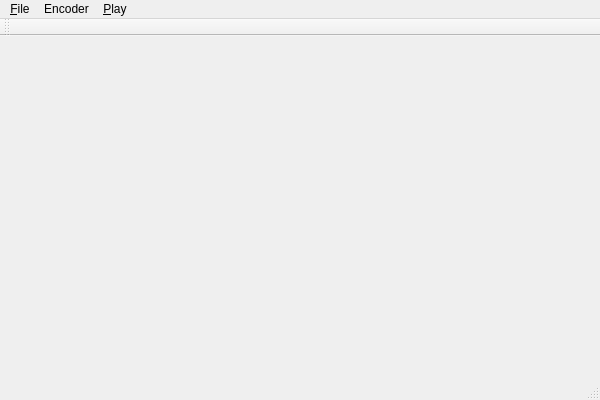
This is MPlayerQt/mplayerqt.ui in whwpdn/MPlayerQt as Qt 5 draws it before an edit. The edited form follows.
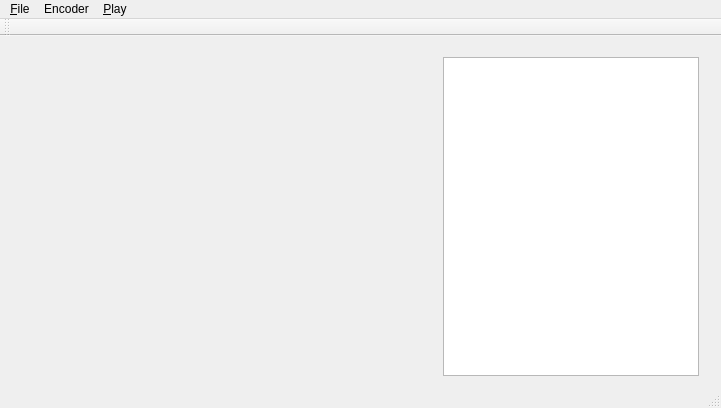
This is the edited form.

The edit to the form file:
```diff
--- a/MPlayerQt/mplayerqt.ui
+++ b/MPlayerQt/mplayerqt.ui
@@ -6,26 +6,35 @@
    <rect>
     <x>0</x>
     <y>0</y>
-    <width>600</width>
-    <height>400</height>
+    <width>721</width>
+    <height>408</height>
    </rect>
   </property>
   <property name="windowTitle">
    <string>MPlayerQt</string>
   </property>
   <widget class="QWidget" name="centralWidget">
-   <widget class="QLabel" name="labelVideo">
+   <widget class="QWidget" name="horizontalLayoutWidget">
     <property name="geometry">
      <rect>
-      <x>0</x>
-      <y>0</y>
-      <width>581</width>
-      <height>351</height>
+      <x>9</x>
+      <y>10</y>
+      <width>701</width>
+      <height>341</height>
      </rect>
     </property>
-    <property name="text">
-     <string/>
-    </property>
+    <layout class="QHBoxLayout" name="horizontalLayout" stretch="3,0">
+     <item>
+      <widget class="QLabel" name="labelVideo">
+       <property name="text">
+        <string/>
+       </property>
+      </widget>
+     </item>
+     <item>
+      <widget class="QListWidget" name="listCodec"/>
+     </item>
+    </layout>
    </widget>
   </widget>
   <widget class="QMenuBar" name="menuBar">
@@ -33,7 +42,7 @@
     <rect>
      <x>0</x>
      <y>0</y>
-     <width>600</width>
+     <width>721</width>
      <height>21</height>
     </rect>
    </property>
```
